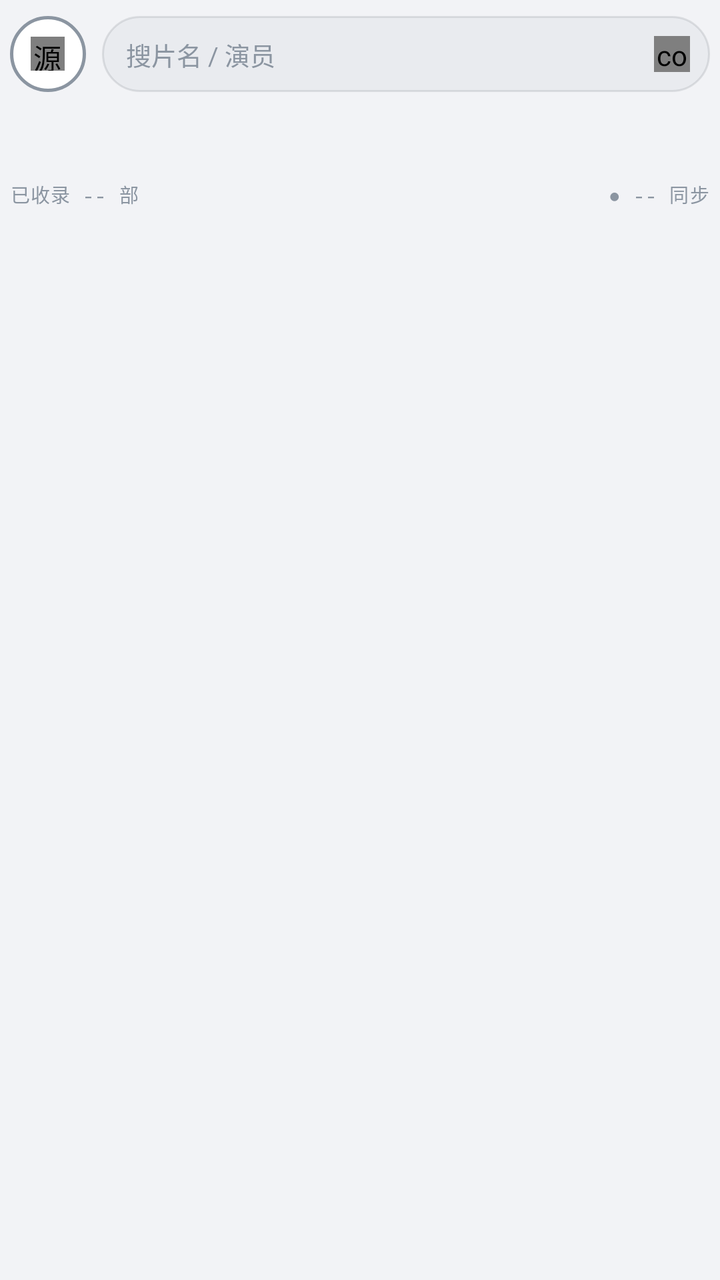
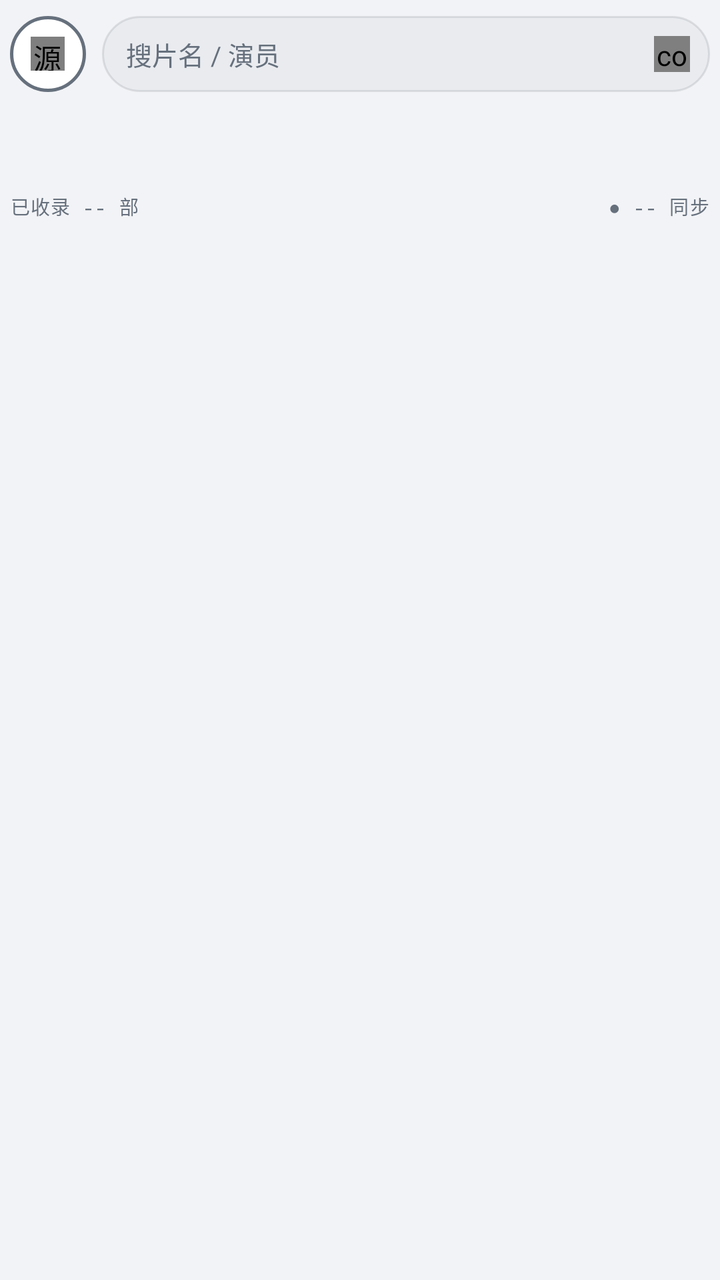

An Android layout rendered at two revisions. The XML below is the earlier revision; the diff shows what the commit changed to produce the second picture.
<!-- AndroidManifest.xml: application theme Theme.LateShow -->
<!-- res/layout/fragment_home.xml -->
<?xml version="1.0" encoding="utf-8"?>
<LinearLayout xmlns:android="http://schemas.android.com/apk/res/android"
    xmlns:app="http://schemas.android.com/apk/res-auto"
    android:layout_width="match_parent"
    android:layout_height="match_parent"
    android:orientation="vertical">

    
    <LinearLayout
        android:layout_width="match_parent"
        android:layout_height="wrap_content"
        android:orientation="horizontal"
        android:gravity="center_vertical"
        android:paddingLeft="5dp"
        android:paddingRight="5dp"
        android:paddingTop="8dp"
        android:paddingBottom="8dp">

        <FrameLayout
            android:id="@+id/btnSource"
            android:layout_width="38dp"
            android:layout_height="38dp"
            android:background="@drawable/bg_ring_off"
            android:contentDescription="切换源站">

            <com.airbnb.lottie.LottieAnimationView
                android:id="@+id/btnSourceIcon"
                android:layout_width="17dp"
                android:layout_height="17dp"
                android:layout_gravity="center"
                android:tag="ic_menu_list"
                android:contentDescription="源站菜单" />
        </FrameLayout>

        <FrameLayout
            android:layout_width="0dp"
            android:layout_height="38dp"
            android:layout_weight="1"
            android:layout_marginLeft="8dp"
            android:background="@drawable/bg_capsule">

            <EditText
                android:id="@+id/inputSearch"
                android:layout_width="match_parent"
                android:layout_height="match_parent"
                android:paddingLeft="12dp"
                android:paddingRight="38dp"
                android:background="@null"
                android:hint="搜片名 / 演员"
                android:textSize="12.5sp"
                android:textColor="@color/t1"
                android:textColorHint="@color/t3"
                android:maxLines="1"
                android:inputType="text"
                android:imeOptions="actionSearch" />

            <com.airbnb.lottie.LottieAnimationView
                android:id="@+id/imgSearch"
                android:layout_width="18dp"
                android:layout_height="18dp"
                android:layout_gravity="end|center_vertical"
                android:layout_marginEnd="10dp"
                android:tag="ic_search" />
        </FrameLayout>
    </LinearLayout>

    
    <LinearLayout
        android:id="@+id/histPanel"
        android:layout_width="match_parent"
        android:layout_height="wrap_content"
        android:layout_marginLeft="5dp"
        android:layout_marginRight="5dp"
        android:layout_marginTop="2dp"
        android:orientation="vertical"
        android:paddingLeft="12dp"
        android:paddingRight="12dp"
        android:paddingTop="10dp"
        android:paddingBottom="10dp"
        android:background="@drawable/bg_card_lg"
        android:visibility="gone">

        <LinearLayout
            android:layout_width="match_parent"
            android:layout_height="wrap_content"
            android:orientation="horizontal"
            android:gravity="center_vertical">

            <TextView style="@style/SectionTitle" android:layout_width="wrap_content" android:layout_height="wrap_content" android:text="搜索历史" />

            <TextView
                android:id="@+id/histCount"
                style="@style/MetaLabel"
                android:layout_width="wrap_content"
                android:layout_height="wrap_content"
                android:layout_marginLeft="8dp"
                android:text="" />

            <Space android:layout_width="0dp" android:layout_height="1dp" android:layout_weight="1" />

            <TextView
                android:id="@+id/histPage"
                style="@style/MetaLabel"
                android:layout_width="wrap_content"
                android:layout_height="wrap_content"
                android:text="" />
        </LinearLayout>

        <TextView
            android:id="@+id/histEmpty"
            android:layout_width="match_parent"
            android:layout_height="wrap_content"
            android:layout_marginTop="8dp"
            android:text="暂无搜索历史 · 输入关键词后按搜索键记录"
            android:textSize="10.5sp"
            android:textColor="@color/t3"
            android:lineSpacingMultiplier="1.6"
            android:visibility="gone" />

        <LinearLayout
            android:id="@+id/histBody"
            android:layout_width="match_parent"
            android:layout_height="wrap_content"
            android:layout_marginTop="8dp"
            android:orientation="vertical" />

        <LinearLayout
            android:id="@+id/histPager"
            android:layout_width="match_parent"
            android:layout_height="wrap_content"
            android:layout_marginTop="8dp"
            android:orientation="horizontal"
            android:gravity="center_vertical"
            android:visibility="gone">

            <TextView
                android:id="@+id/histPrev"
                style="@style/Smbtn"
                android:text="‹ 上一页" />

            <Space android:layout_width="0dp" android:layout_height="1dp" android:layout_weight="1" />

            <TextView
                android:id="@+id/histNext"
                style="@style/Smbtn"
                android:text="下一页 ›" />
        </LinearLayout>

        <TextView
            android:id="@+id/btnClearHist"
            android:layout_width="match_parent"
            android:layout_height="34dp"
            android:layout_marginTop="8dp"
            android:gravity="center"
            android:background="@drawable/bg_smbtn"
            android:text="清空历史"
            android:textSize="11.5sp"
            android:textColor="@color/bad"
            android:visibility="gone" />
    </LinearLayout>

    
    <androidx.recyclerview.widget.RecyclerView
        android:id="@+id/chips"
        android:layout_width="match_parent"
        android:layout_height="30dp"
        android:overScrollMode="never"
        android:paddingLeft="5dp"
        android:paddingRight="5dp"
        android:clipToPadding="false" />

    
    <LinearLayout
        android:layout_width="match_parent"
        android:layout_height="wrap_content"
        android:orientation="horizontal"
        android:paddingLeft="5dp"
        android:paddingRight="5dp"
        android:paddingTop="6dp"
        android:paddingBottom="6dp">

        <TextView
            android:id="@+id/metaCount"
            style="@style/MetaLabel"
            android:layout_width="0dp"
            android:layout_weight="1"
            android:layout_height="wrap_content"
            android:text="已收录 -- 部" />

        <TextView
            android:id="@+id/metaSync"
            style="@style/MetaLabel"
            android:layout_width="wrap_content"
            android:layout_height="wrap_content"
            android:text="● -- 同步" />
    </LinearLayout>

    
    <FrameLayout
        android:layout_width="match_parent"
        android:layout_height="0dp"
        android:layout_weight="1">

        <androidx.recyclerview.widget.RecyclerView
            android:id="@+id/grid"
            android:layout_width="match_parent"
            android:layout_height="match_parent"
            android:overScrollMode="never"
            android:paddingTop="2dp"
            android:clipToPadding="false" />

        <com.google.android.material.floatingactionbutton.FloatingActionButton
            android:id="@+id/fabTop"
            android:layout_width="wrap_content"
            android:layout_height="wrap_content"
            android:layout_gravity="bottom|end"
            android:layout_margin="12dp"
            app:fabCustomSize="40dp"
            app:maxImageSize="20dp"
            app:backgroundTint="@color/ink700"
            app:elevation="6dp"
            android:contentDescription="回到顶部"
            android:visibility="gone" />
    </FrameLayout>

    <TextView
        android:id="@+id/emptyView"
        android:layout_width="match_parent"
        android:layout_height="0dp"
        android:layout_weight="1"
        android:gravity="center"
        android:text="换个关键词试试\n试试片名、演员，或切回「全部」"
        android:textSize="13sp"
        android:textColor="@color/t2"
        android:visibility="gone" />
</LinearLayout>
<!-- resources referenced by this layout -->
<resources>
  <color name="bad">#C5453A</color>
  <color name="ink700">#E9EBEF</color>
  <color name="t1">#1B2026</color>
  <color name="t2">#5C6672</color>
  <color name="t3">#8B95A1</color>
  <!-- drawable bg_capsule (drawable) -->
  <?xml version="1.0" encoding="utf-8"?>
  <shape xmlns:android="http://schemas.android.com/apk/res/android" android:shape="rectangle">
      <solid android:color="@color/ink700" />
      <stroke android:width="1dp" android:color="@color/line" />
      <corners android:radius="999dp" />
  </shape>
  <!-- drawable bg_card_lg (drawable) -->
  <?xml version="1.0" encoding="utf-8"?>
  <shape xmlns:android="http://schemas.android.com/apk/res/android" android:shape="rectangle">
      <solid android:color="@color/ink800" />
      <stroke android:width="1dp" android:color="@color/line" />
      <corners android:radius="18dp" />
  </shape>
  <!-- drawable bg_ring_off (drawable) -->
  <?xml version="1.0" encoding="utf-8"?>
  <ripple xmlns:android="http://schemas.android.com/apk/res/android"
      android:color="#26727B88">
      <item android:id="@android:id/mask">
          <shape android:shape="oval">
              <solid android:color="#FFFFFFFF" />
          </shape>
      </item>
      <item>
          <shape android:shape="oval">
              <solid android:color="@color/ink800" />
              <stroke android:width="1.5dp" android:color="@color/t3" />
          </shape>
      </item>
  </ripple>
  <!-- drawable bg_smbtn (drawable) -->
  <?xml version="1.0" encoding="utf-8"?>
  <shape xmlns:android="http://schemas.android.com/apk/res/android" android:shape="rectangle">
      <solid android:color="@color/ink700" />
      <stroke android:width="1dp" android:color="@color/line" />
      <corners android:radius="8dp" />
  </shape>
  <style name="MetaLabel" parent="Mono">
          <item name="android:textSize">9.5sp</item>
          <item name="android:textColor">@color/t3</item>
          <item name="android:textAllCaps">true</item>
      </style>
  <style name="SectionTitle">
          <item name="android:layout_width">wrap_content</item>
          <item name="android:layout_height">wrap_content</item>
          <item name="android:textSize">14sp</item>
          <item name="android:textStyle">bold</item>
          <item name="android:textColor">@color/t1</item>
      </style>
  <style name="Smbtn">
          <item name="android:layout_width">wrap_content</item>
          <item name="android:layout_height">25dp</item>
          <item name="android:paddingLeft">9dp</item>
          <item name="android:paddingRight">9dp</item>
          <item name="android:gravity">center</item>
          <item name="android:textSize">10.5sp</item>
          <item name="android:textColor">@color/t2</item>
          <item name="android:background">@drawable/bg_smbtn</item>
      </style>
  <color name="line">#1A12181F</color>
  <color name="ink800">#FFFFFF</color>
  <style name="Mono">
          <item name="android:fontFamily">monospace</item>
          <item name="android:fontFeatureSettings">tnum</item>
          <item name="android:letterSpacing">0.04</item>
      </style>
  <color name="ink900">#F2F3F6</color>
  <color name="acc">#FF5A36</color>
  <color name="accInk">#170A05</color>
  <!-- unchanged entries left out for length: 1 -->
</resources>

<!-- the commit's change to res/layout/fragment_home.xml (unified diff, before → after) -->
@@ -47,7 +47,7 @@
                 android:paddingRight="38dp"
                 android:background="@null"
                 android:hint="搜片名 / 演员"
-                android:textSize="12.5sp"
+                android:textSize="13sp"
                 android:textColor="@color/t1"
                 android:textColorHint="@color/t3"
                 android:maxLines="1"
@@ -154,7 +154,7 @@
             android:gravity="center"
             android:background="@drawable/bg_smbtn"
             android:text="清空历史"
-            android:textSize="11.5sp"
+            android:textSize="12sp"
             android:textColor="@color/bad"
             android:visibility="gone" />
     </LinearLayout>
@@ -163,7 +163,7 @@
     <androidx.recyclerview.widget.RecyclerView
         android:id="@+id/chips"
         android:layout_width="match_parent"
-        android:layout_height="30dp"
+        android:layout_height="36dp"
         android:overScrollMode="never"
         android:paddingLeft="5dp"
         android:paddingRight="5dp"
@@ -208,6 +208,16 @@
             android:overScrollMode="never"
             android:paddingTop="2dp"
             android:clipToPadding="false" />
+
+        
+        <LinearLayout
+            android:id="@+id/skeletonBox"
+            android:layout_width="match_parent"
+            android:layout_height="wrap_content"
+            android:layout_gravity="top"
+            android:paddingTop="2dp"
+            android:orientation="vertical"
+            android:visibility="gone" />
 
         <com.google.android.material.floatingactionbutton.FloatingActionButton
             android:id="@+id/fabTop"
<!-- resource entries referenced after the edit -->
@@ -1,17 +1,28 @@
 <!-- resources referenced by this layout -->
 <resources>
-  <color name="bad">#C5453A</color>
+  <color name="bad">#B03A30</color>
   <color name="ink700">#E9EBEF</color>
   <color name="t1">#1B2026</color>
   <color name="t2">#5C6672</color>
-  <color name="t3">#8B95A1</color>
+  <color name="t3">#66707D</color>
   <!-- drawable bg_capsule (drawable) -->
   <?xml version="1.0" encoding="utf-8"?>
-  <shape xmlns:android="http://schemas.android.com/apk/res/android" android:shape="rectangle">
-      <solid android:color="@color/ink700" />
-      <stroke android:width="1dp" android:color="@color/line" />
-      <corners android:radius="999dp" />
-  </shape>
+  <ripple xmlns:android="http://schemas.android.com/apk/res/android"
+      android:color="@color/ripple">
+      <item android:id="@android:id/mask">
+          <shape android:shape="rectangle">
+              <solid android:color="#FFFFFFFF" />
+              <corners android:radius="999dp" />
+          </shape>
+      </item>
+      <item>
+          <shape android:shape="rectangle">
+              <solid android:color="@color/ink700" />
+              <stroke android:width="1dp" android:color="@color/line" />
+              <corners android:radius="999dp" />
+          </shape>
+      </item>
+  </ripple>
   <!-- drawable bg_card_lg (drawable) -->
   <?xml version="1.0" encoding="utf-8"?>
   <shape xmlns:android="http://schemas.android.com/apk/res/android" android:shape="rectangle">
@@ -37,11 +48,22 @@
   </ripple>
   <!-- drawable bg_smbtn (drawable) -->
   <?xml version="1.0" encoding="utf-8"?>
-  <shape xmlns:android="http://schemas.android.com/apk/res/android" android:shape="rectangle">
-      <solid android:color="@color/ink700" />
-      <stroke android:width="1dp" android:color="@color/line" />
-      <corners android:radius="8dp" />
-  </shape>
+  <ripple xmlns:android="http://schemas.android.com/apk/res/android"
+      android:color="@color/ripple">
+      <item android:id="@android:id/mask">
+          <shape android:shape="rectangle">
+              <solid android:color="#FFFFFFFF" />
+              <corners android:radius="8dp" />
+          </shape>
+      </item>
+      <item>
+          <shape android:shape="rectangle">
+              <solid android:color="@color/ink700" />
+              <stroke android:width="1dp" android:color="@color/line" />
+              <corners android:radius="8dp" />
+          </shape>
+      </item>
+  </ripple>
   <style name="MetaLabel" parent="Mono">
           <item name="android:textSize">9.5sp</item>
           <item name="android:textColor">@color/t3</item>
@@ -56,14 +78,15 @@
       </style>
   <style name="Smbtn">
           <item name="android:layout_width">wrap_content</item>
-          <item name="android:layout_height">25dp</item>
-          <item name="android:paddingLeft">9dp</item>
-          <item name="android:paddingRight">9dp</item>
+          <item name="android:layout_height">30dp</item>
+          <item name="android:paddingLeft">10dp</item>
+          <item name="android:paddingRight">10dp</item>
           <item name="android:gravity">center</item>
           <item name="android:textSize">10.5sp</item>
-          <item name="android:textColor">@color/t2</item>
+          <item name="android:textColor">@color/t1</item>
           <item name="android:background">@drawable/bg_smbtn</item>
       </style>
+  <color name="ripple">#22101820</color>
   <color name="line">#1A12181F</color>
   <color name="ink800">#FFFFFF</color>
   <style name="Mono">
